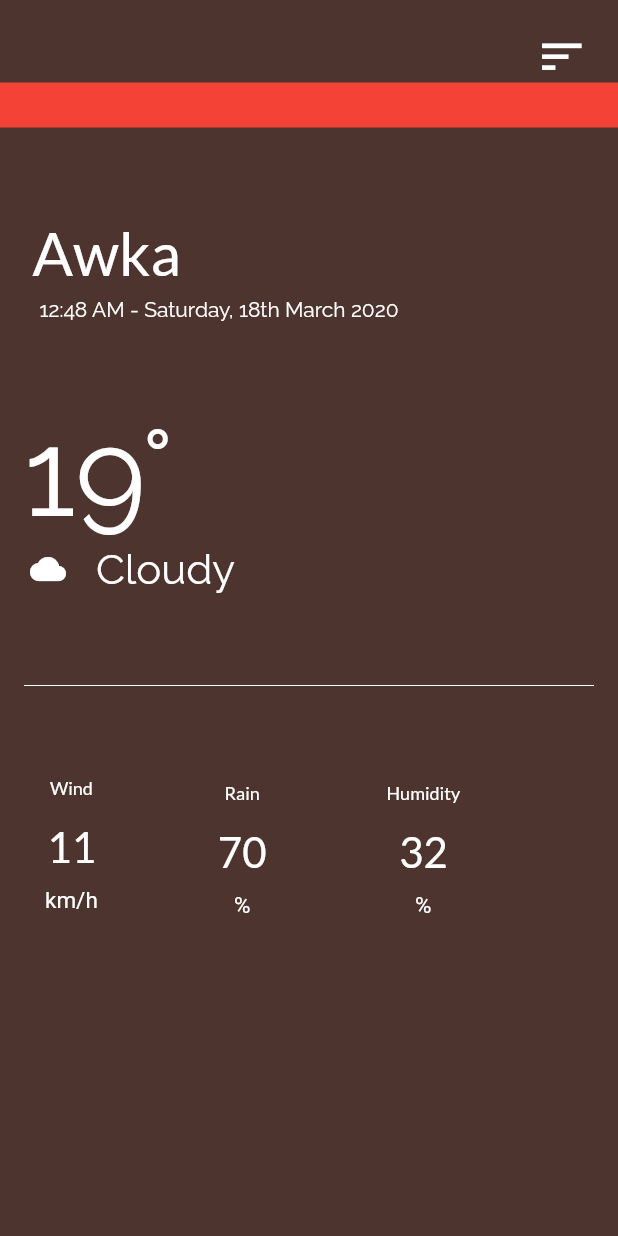
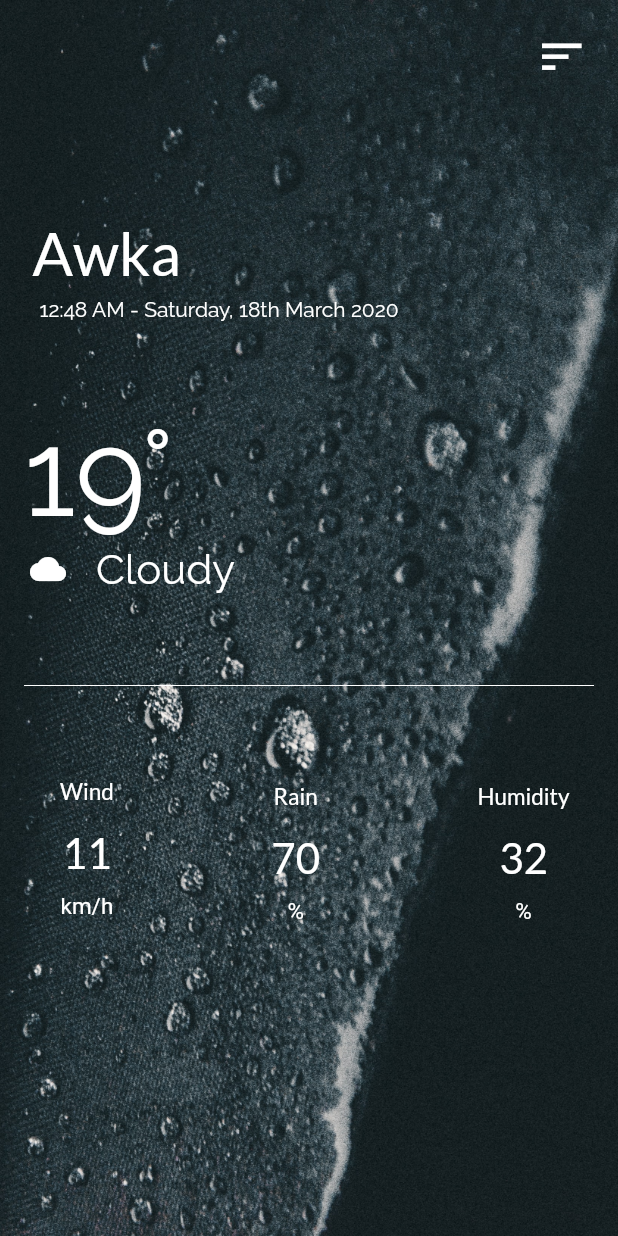
Before and after one commit to CynthiaPeter/Live-Weather, a Flutter app: the screen it shows after launch, on a phone screen of 412 x 824 dp. Run offline on Flutter 3.47's test engine with Material 2 defaults, Android fonts, the phone set to English and light mode, and no system bars; our stand-ins replace google_fonts.

Commit message:
Jesus take over

```diff
--- a/lib/weather_app_ui.dart
+++ b/lib/weather_app_ui.dart
@@ -9,9 +9,18 @@ class WeatherApp extends StatefulWidget {
 class _WeatherAppState extends State<WeatherApp> {
   @override
   Widget build(BuildContext context) {
-    return Scaffold(
-      backgroundColor: Colors.brown[800],
-      body: Center(
+    return Material(
+    type: MaterialType.transparency,
+    child: Stack(
+      children: <Widget>[
+        Container(
+          decoration: BoxDecoration(
+            image: DecorationImage(image: AssetImage('images/weather-img3.jpg'),
+            fit: BoxFit.cover )
+          ),
+        ),
+        Container(
+          child: Center(
         child: Column(
           children: <Widget>[
             Container(
@@ -20,9 +29,10 @@ class _WeatherAppState extends State<WeatherApp> {
               child: Icon(Icons.sort, color: Colors.white, size: 35),
             ),
             Container(
+              alignment:Alignment.bottomLeft ,
               height: 30,
-              color: Colors.red,
-              //child: ,
+              // color: Colors.red,
+              // child: Text('H....', style: TextStyle(fontSize: 25, color: Colors.white)),
             ),
             SizedBox(height: 60),
             Container(
@@ -78,8 +88,6 @@ class _WeatherAppState extends State<WeatherApp> {
               ),
             ),
             Row(
-              // mainAxisAlignment: MainAxisAlignment.start,
-              // mainAxisSize: MainAxisSize.max,
               children: <Widget>[
                 Column(
                   children: <Widget>[
@@ -87,12 +95,12 @@ class _WeatherAppState extends State<WeatherApp> {
                     Row(
                       children: <Widget>[
                         //WINDY
-                        SizedBox(width: 30),
+                        SizedBox(width: 40),
                         Column(
                           children: <Widget>[
                             Text("Wind",
                                 style: GoogleFonts.lato(
-                                    color: Colors.white, fontSize: 12)),
+                                    color: Colors.white, fontSize: 15)),
                             SizedBox(height: 15),
                             Text(
                               '11',
@@ -111,14 +119,14 @@ class _WeatherAppState extends State<WeatherApp> {
                           ],
                         ),
                         SizedBox(
-                          width: 80,
+                          width: 105,
                         ),
                         //RAINY
                         Column(
                           children: <Widget>[
                             Text("Rain",
                                 style: GoogleFonts.lato(
-                                    color: Colors.white, fontSize: 12)),
+                                    color: Colors.white, fontSize: 15)),
                             SizedBox(height: 15),
                             Text(
                               '70',
@@ -136,7 +144,7 @@ class _WeatherAppState extends State<WeatherApp> {
                           ],
                         ),
                         SizedBox(
-                          width: 80,
+                          width: 105,
                         ),
                         //SUNNY
                         Column(
@@ -144,7 +152,7 @@ class _WeatherAppState extends State<WeatherApp> {
                             Text(
                               "Humidity",
                               style: GoogleFonts.lato(
-                                  color: Colors.white, fontSize: 12),
+                                  color: Colors.white, fontSize: 15),
                             ),
                             SizedBox(height: 15),
                             Text(
@@ -172,6 +180,9 @@ class _WeatherAppState extends State<WeatherApp> {
           ],
         ),
       ),
+        )
+      ],
+    ),
     );
   }
 }
--- a/pubspec.yaml
+++ b/pubspec.yaml
@@ -33,8 +33,8 @@ flutter:
   uses-material-design: true
 
   # To add assets to your application, add an assets section, like this:
-  # assets:
-  #  - images/a_dot_burr.jpeg
+  assets:
+   - images/
   #  - images/a_dot_ham.jpeg
 
   # An image asset can refer to one or more resolution-specific "variants", see
```
Also changed, not shown: images/weather-img1.jpg (added), images/weather-img2.jpg (added), images/weather-img3.jpg (added), 1 other file.
